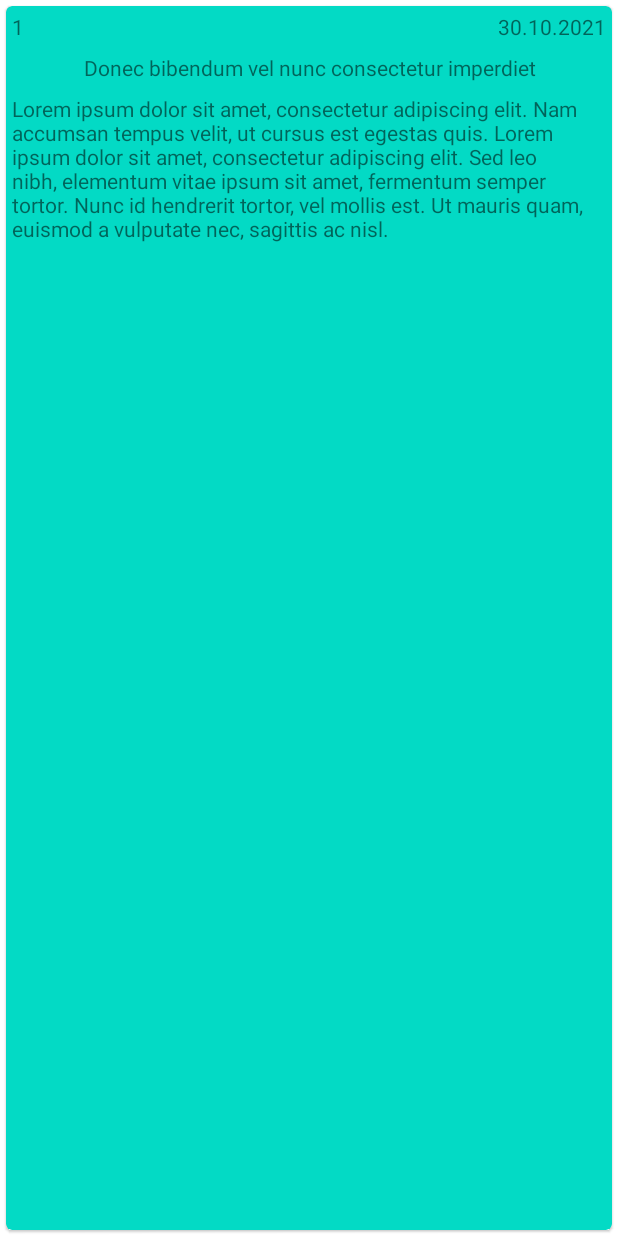
After one commit to Gravitana/GB-2-Notes2, an Android app: the layout fragment_note_detail.xml on its own in the app's theme, with its tools: preview values and no code run, on a phone screen of 412 x 824 dp. The commit adds this screen. Run offline under Robolectric (Android 15) with nearby library versions, the phone set to English and light mode, and no system bars.

Commit message:
NoteDetailFragment

```diff
--- /dev/null
+++ b/app/src/main/res/layout/fragment_note_detail.xml
@@ -0,0 +1,58 @@
+<?xml version="1.0" encoding="utf-8"?>
+<com.google.android.material.card.MaterialCardView xmlns:android="http://schemas.android.com/apk/res/android"
+    android:layout_width="match_parent"
+    android:layout_height="match_parent"
+    android:layout_margin="@dimen/margin_item"
+    android:backgroundTint="@color/teal_200">
+
+    <LinearLayout
+        android:layout_width="match_parent"
+        android:layout_height="match_parent"
+        xmlns:tools="http://schemas.android.com/tools"
+        android:orientation="vertical">
+
+        <LinearLayout
+            android:layout_width="match_parent"
+            android:layout_height="wrap_content"
+            android:orientation="horizontal">
+
+            <TextView
+                android:id="@+id/note_detail_id"
+                android:layout_width="@dimen/pic_size"
+                android:layout_height="wrap_content"
+                android:layout_margin="@dimen/margin_item"
+                tools:text="1" />
+
+            <TextView
+                android:id="@+id/note_detail_date"
+                android:layout_width="match_parent"
+                android:layout_height="wrap_content"
+                android:gravity="end"
+                android:layout_margin="@dimen/margin_item"
+                tools:text="30.10.2021" />
+
+        </LinearLayout>
+
+        <TextView
+            android:id="@+id/note_detail_title"
+            android:layout_width="match_parent"
+            android:layout_height="wrap_content"
+            android:gravity="center_horizontal"
+            android:layout_margin="@dimen/margin_item"
+            tools:text="Donec bibendum vel nunc consectetur imperdiet" />
+
+        <TextView
+            android:id="@+id/note_detail_body"
+            android:layout_width="match_parent"
+            android:layout_height="wrap_content"
+            android:layout_margin="@dimen/margin_item"
+            tools:text="Lorem ipsum dolor sit amet, consectetur adipiscing elit. Nam accumsan tempus velit, ut cursus est egestas quis. Lorem ipsum dolor sit amet, consectetur adipiscing elit. Sed leo nibh, elementum vitae ipsum sit amet, fermentum semper tortor. Nunc id hendrerit tortor, vel mollis est. Ut mauris quam, euismod a vulputate nec, sagittis ac nisl." />
+
+        <ImageView
+            android:id="@+id/note_detail_image"
+            android:layout_width="match_parent"
+            android:layout_height="@dimen/img_height"
+            android:contentDescription="@string/photo" />
+
+    </LinearLayout>
+</com.google.android.material.card.MaterialCardView>
--- a/app/src/main/res/values/strings.xml
+++ b/app/src/main/res/values/strings.xml
@@ -19,4 +19,6 @@
     <string name="action_open">Открыть</string>
     <string name="action_update">Обновить</string>
     <string name="action_delete">Удалить</string>
+    <!-- TODO: Remove or change this placeholder text -->
+    <string name="hello_blank_fragment">Hello blank fragment</string>
 </resources>
```
Also changed, not shown: app/src/main/java/com/example/gb_2_notes2/domain/Note.java (+64 -1 lines), app/src/main/java/com/example/gb_2_notes2/ui/NoteDetailFragment.java (added, +74 -0 lines).
